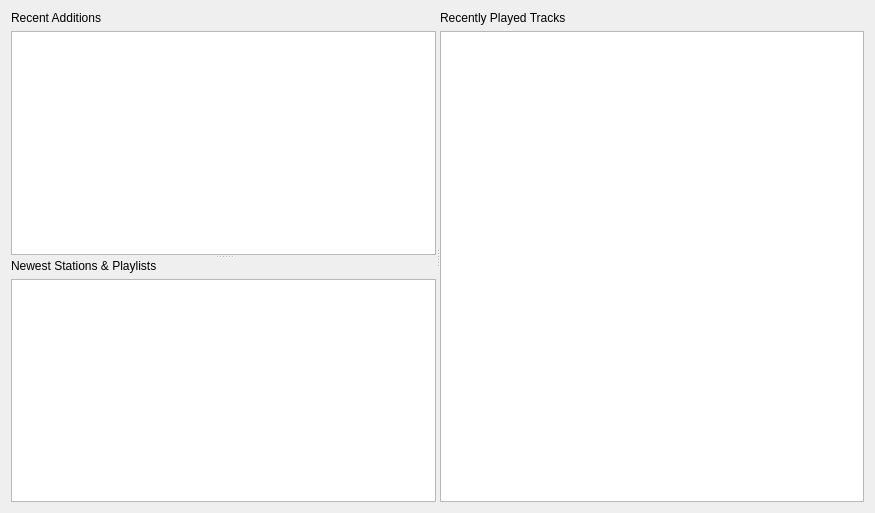
This is src/libtomahawk/widgets/welcomewidget.ui in tomahawk-player/tomahawk as Qt 5 draws it before an edit. The edited form follows.
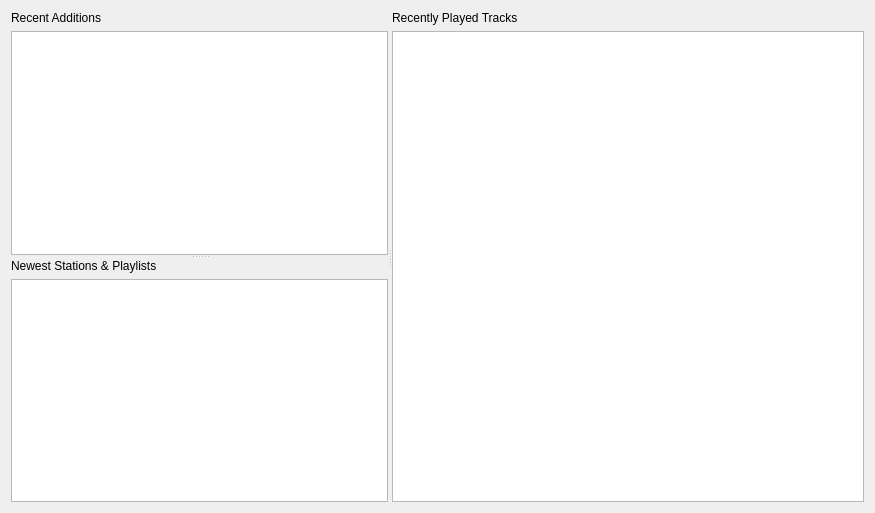
This is the edited form. Custom widgets are drawn as their Qt base class.

Commit message: * Set minimum size for recently-played tracks in WelcomeWidget.

```diff
--- a/src/libtomahawk/widgets/welcomewidget.ui
+++ b/src/libtomahawk/widgets/welcomewidget.ui
@@ -53,12 +53,6 @@
       <layout class="QVBoxLayout" name="verticalLayout_2">
        <item>
         <widget class="HeaderLabel" name="label_3">
-         <property name="maximumSize">
-          <size>
-           <width>16777215</width>
-           <height>16777215</height>
-          </size>
-         </property>
          <property name="text">
           <string>Recently Played Tracks</string>
          </property>
@@ -66,10 +60,10 @@
        </item>
        <item>
         <widget class="PlaylistView" name="tracksView">
-         <property name="maximumSize">
+         <property name="minimumSize">
           <size>
-           <width>16777215</width>
-           <height>16777215</height>
+           <width>320</width>
+           <height>0</height>
           </size>
          </property>
         </widget>
```
The commit also changes 1 other file.
